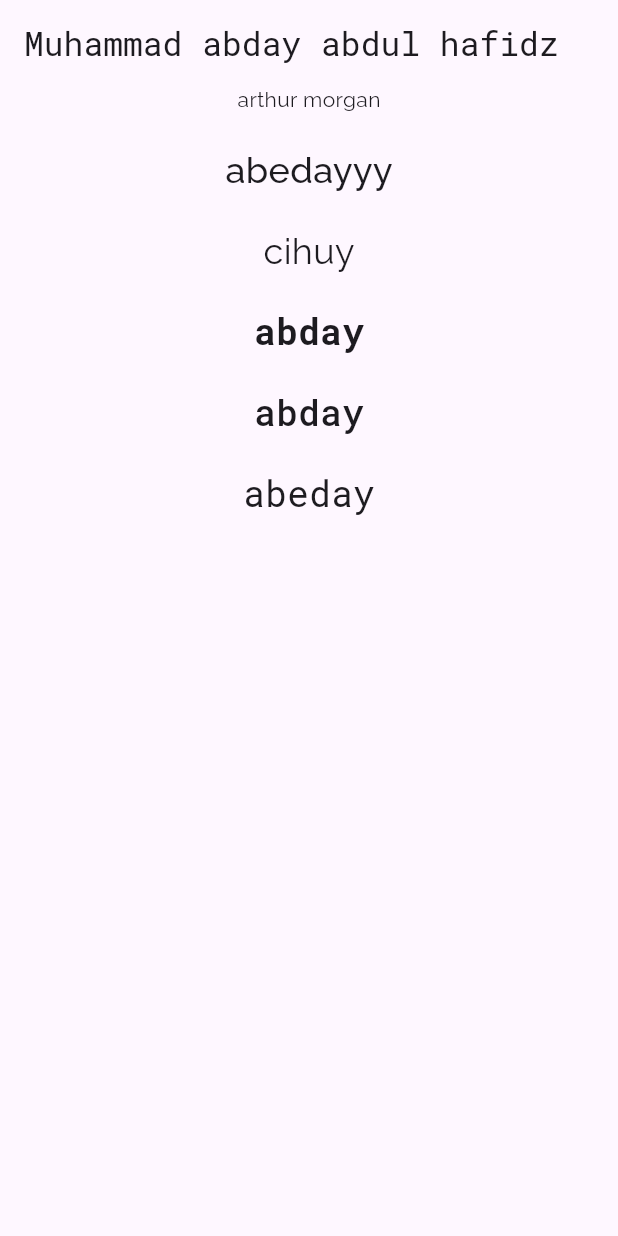
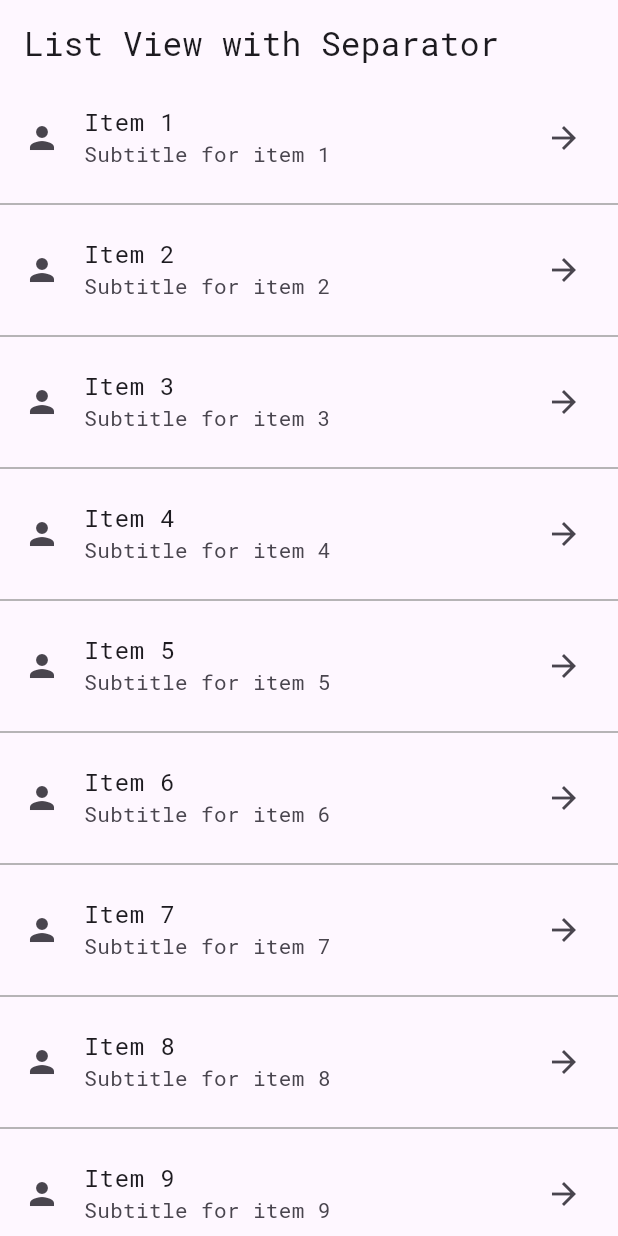
Before and after one commit to abday-wong/week8rpl, a Flutter app: the screen it shows after launch, on a phone screen of 412 x 824 dp. Run offline on Flutter 3.47's test engine with Material 3 defaults, Android fonts, the light colour scheme and no system bars.

Commit message:
hadeh error mok yang tadi

```diff
--- a/lib/main.dart
+++ b/lib/main.dart
@@ -1,5 +1,6 @@
 import 'package:flutter/material.dart';
 import 'package:uiweek8/homepage.dart';
+import 'package:uiweek8/pages/separate_list_view.dart';
 
 void main() {                     // <--- Harus di luar class
   runApp(const MyApp());
@@ -19,7 +20,7 @@ class MyApp extends StatelessWidget {
           seedColor: Colors.deepPurple,
         ),
       ),
-      home: const Homepage(),
+      home: const listview(),
     );
   }
 }
--- /dev/null
+++ b/lib/pages/separate_list_view.dart
@@ -0,0 +1,31 @@
+import 'package:flutter/material.dart';
+
+class listview extends StatelessWidget {
+  const listview({super.key});
+
+  @override
+  Widget build(BuildContext context) {
+    return Scaffold (
+      appBar: AppBar(
+        title: const Text("List View with Separator"),
+      ),
+      body: ListView.separated(
+        itemCount: 20,
+        itemBuilder: (context, index) {
+          return ListTile(
+            leading: Icon(Icons.person),
+            title: Text('Item ${index + 1}'),
+            subtitle: Text('Subtitle for item ${index + 1}'),
+            trailing: Icon(Icons.arrow_forward),
+          );
+        },
+        separatorBuilder: (context, index) {
+          return Divider(
+            color: Colors.grey,
+            thickness: 1,
+          );
+        },
+      ),
+    );
+  }
+}
```
